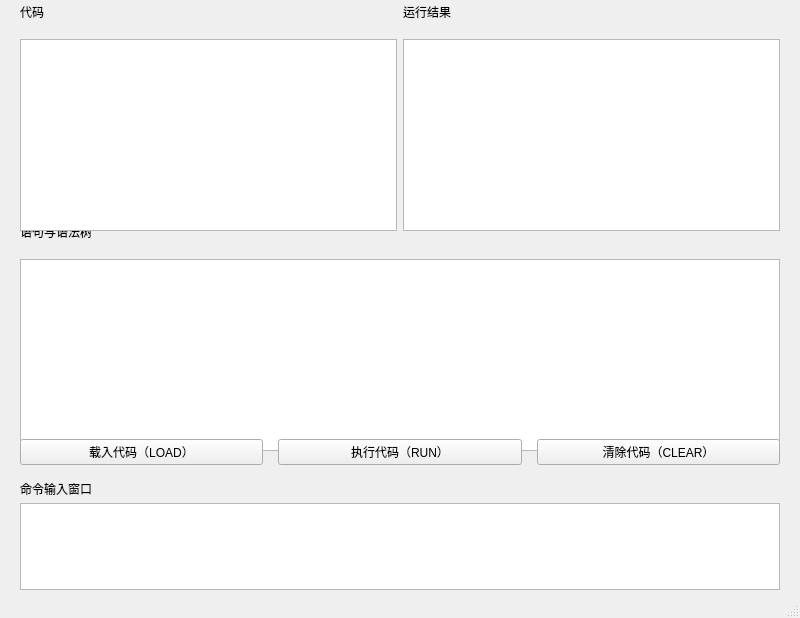
Before: the Qt Designer form mainwindow.ui in Hua-hana/MiniBasic, drawn with Qt 5.
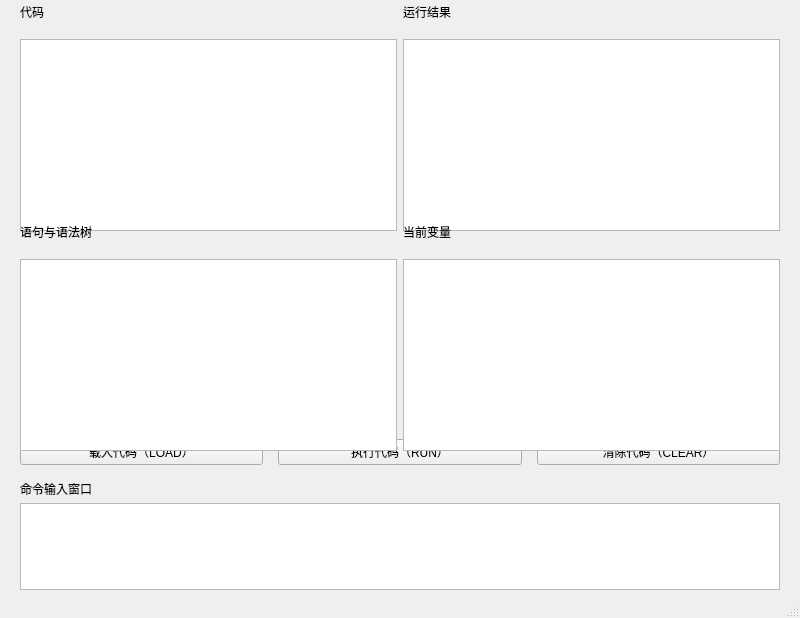
After: the same form once the commit is applied.

The edit to the form file:
```diff
--- a/mainwindow.ui
+++ b/mainwindow.ui
@@ -14,41 +14,6 @@
    <string>MainWindow</string>
   </property>
   <widget class="QWidget" name="centralwidget">
-   <widget class="QWidget" name="astwidget" native="true">
-    <property name="geometry">
-     <rect>
-      <x>20</x>
-      <y>210</y>
-      <width>760</width>
-      <height>241</height>
-     </rect>
-    </property>
-    <layout class="QVBoxLayout" name="verticalLayout_3">
-     <item>
-      <widget class="QLabel" name="ast">
-       <property name="sizePolicy">
-        <sizepolicy hsizetype="Expanding" vsizetype="Expanding">
-         <horstretch>0</horstretch>
-         <verstretch>0</verstretch>
-        </sizepolicy>
-       </property>
-       <property name="text">
-        <string>语句与语法树</string>
-       </property>
-      </widget>
-     </item>
-     <item>
-      <widget class="QTextBrowser" name="treeDisplay">
-       <property name="sizePolicy">
-        <sizepolicy hsizetype="Expanding" vsizetype="Expanding">
-         <horstretch>0</horstretch>
-         <verstretch>0</verstretch>
-        </sizepolicy>
-       </property>
-      </widget>
-     </item>
-    </layout>
-   </widget>
    <widget class="QWidget" name="codeandres" native="true">
     <property name="geometry">
      <rect>
@@ -196,6 +161,68 @@
      </item>
     </layout>
    </widget>
+   <widget class="QWidget" name="codeandres_2" native="true">
+    <property name="geometry">
+     <rect>
+      <x>20</x>
+      <y>210</y>
+      <width>760</width>
+      <height>241</height>
+     </rect>
+    </property>
+    <layout class="QHBoxLayout" name="horizontalLayout_5">
+     <item>
+      <layout class="QVBoxLayout" name="verticalLayout_11">
+       <item>
+        <widget class="QLabel" name="ast">
+         <property name="sizePolicy">
+          <sizepolicy hsizetype="Expanding" vsizetype="Expanding">
+           <horstretch>0</horstretch>
+           <verstretch>0</verstretch>
+          </sizepolicy>
+         </property>
+         <property name="text">
+          <string>语句与语法树</string>
+         </property>
+        </widget>
+       </item>
+       <item>
+        <widget class="QTextBrowser" name="treeDisplay">
+         <property name="enabled">
+          <bool>true</bool>
+         </property>
+         <property name="sizePolicy">
+          <sizepolicy hsizetype="Expanding" vsizetype="Expanding">
+           <horstretch>0</horstretch>
+           <verstretch>0</verstretch>
+          </sizepolicy>
+         </property>
+        </widget>
+       </item>
+      </layout>
+     </item>
+     <item>
+      <layout class="QVBoxLayout" name="verticalLayout_5">
+       <item>
+        <widget class="QLabel" name="var">
+         <property name="sizePolicy">
+          <sizepolicy hsizetype="Expanding" vsizetype="Expanding">
+           <horstretch>0</horstretch>
+           <verstretch>0</verstretch>
+          </sizepolicy>
+         </property>
+         <property name="text">
+          <string>当前变量</string>
+         </property>
+        </widget>
+       </item>
+       <item>
+        <widget class="QTextBrowser" name="debugDisplay"/>
+       </item>
+      </layout>
+     </item>
+    </layout>
+   </widget>
   </widget>
   <widget class="QMenuBar" name="menubar">
    <property name="geometry">
```
